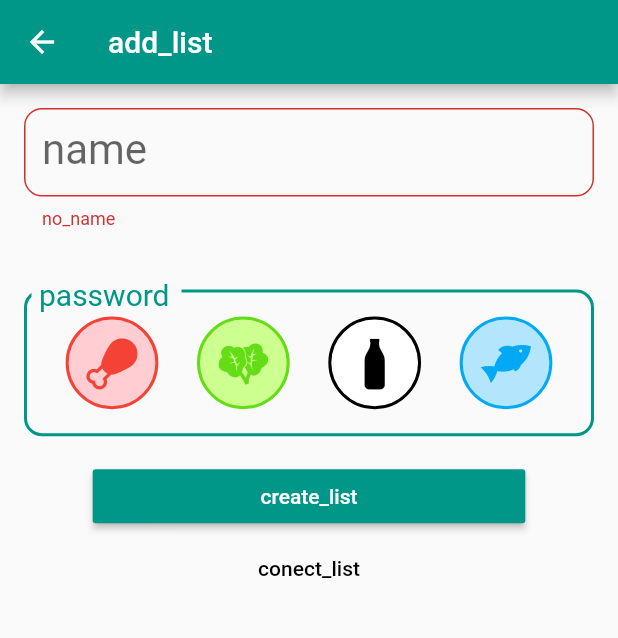
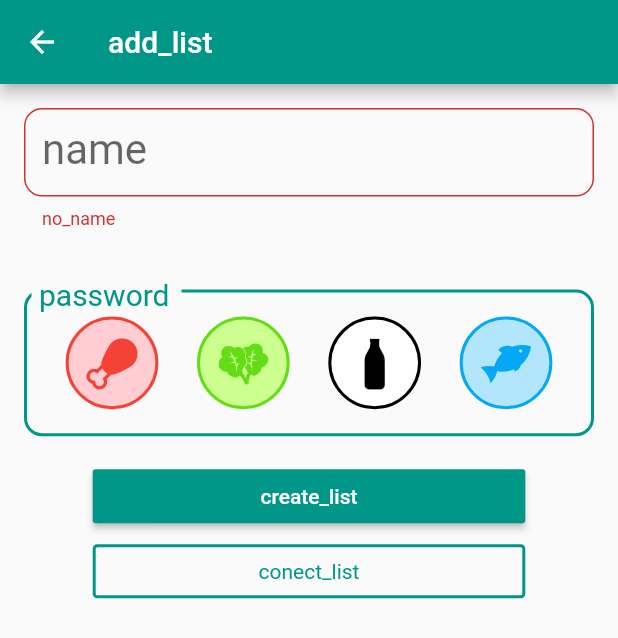
Before and after one commit to dbenitez-bcn/sharlist_old, a Flutter app: the AddList screen opened directly, after a tap on "conect_list", on a phone screen of 412 x 824 dp. Shown: the top 638 px of the screen. Run offline on Flutter 3.47's test engine with Material 2 defaults, Android fonts, the phone set to English and light mode, and no system bars; our stand-ins replace cloud_firestore, flutter_i18n, package_info, share, shared_preferences, sqflite; accounts and stored records are empty; statements that could not run were skipped.

Commit message:
Add list: connect button appearence changed

```diff
--- a/lib/index/addList.dart
+++ b/lib/index/addList.dart
@@ -381,7 +381,7 @@ class _AddListBodyState extends State<AddListBody> {
   }
 
   List<Widget> _buttons(BuildContext context) {
-    return [_buildCreate(context), _buildConnect(context)];
+    return [_buildCreate(context),SizedBox(height: 8.0,), _buildConnect(context)];
   }
 
   Widget _buildCreate(BuildContext context) {
@@ -408,6 +408,31 @@ class _AddListBodyState extends State<AddListBody> {
       borderRadius: BorderRadius.all(Radius.circular(5.0)),
       child: SizedBox(
         width: MediaQuery.of(context).size.width * 0.7,
+        child: Container(
+          padding: EdgeInsets.symmetric(vertical: 8.0),
+          decoration: BoxDecoration(
+            color: Colors.transparent,
+            border: Border.all(color: Theme.of(context).primaryColor, width: 2.0),
+            borderRadius: BorderRadius.all(Radius.circular(3.0)),
+          ),
+          child: Center(
+            child: Text(
+              FlutterI18n.translate(context, "conect_list"),
+              style: TextStyle(color: Theme.of(context).primaryColor),
+            ),
+          ),
+        ),
+      ),
+      onTap: () {
+        firstStep(false);
+      },
+    );
+    /*
+    return InkWell(
+      splashColor: Colors.teal[200],
+      borderRadius: BorderRadius.all(Radius.circular(5.0)),
+      child: SizedBox(
+        width: MediaQuery.of(context).size.width * 0.7,
         child: FlatButton(
           onPressed: null,
           child: Text(
@@ -420,6 +445,8 @@ class _AddListBodyState extends State<AddListBody> {
         firstStep(false);
       },
     );
+
+    */
   }
 
   List<Widget> _loadingBuilder(BuildContext context) {
```
